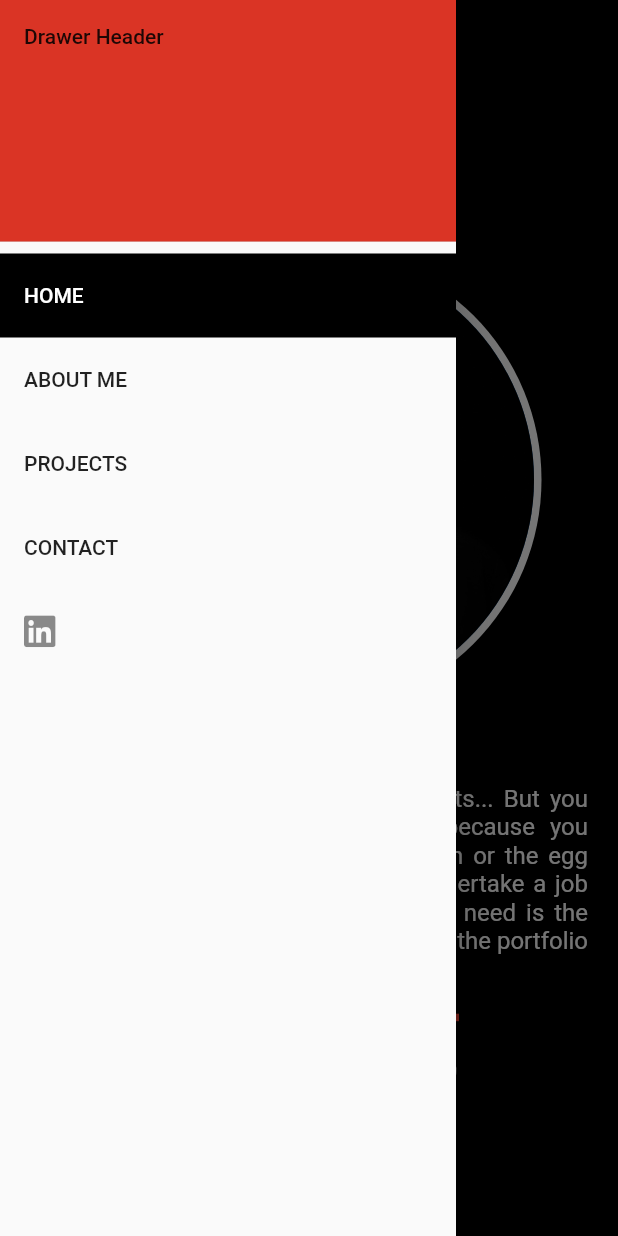
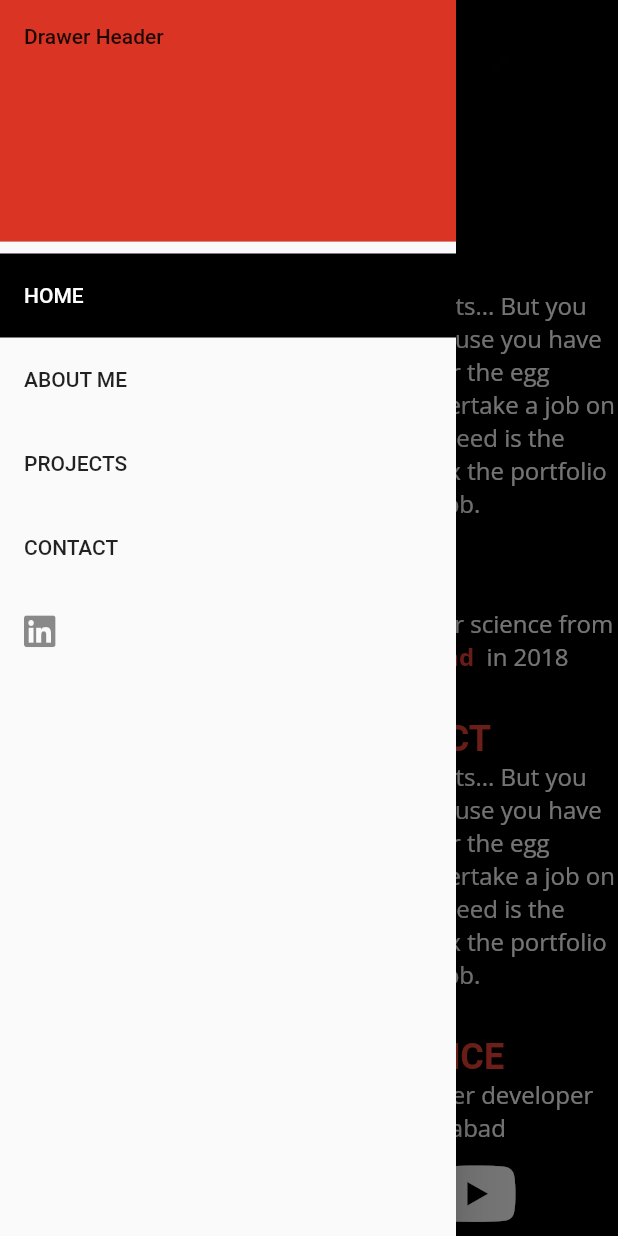
Before and after one commit to farmanullahQAU/my-portfolio, a Flutter app: the About screen opened by its route, after a tap on the "menu" icon, on a phone screen of 412 x 824 dp. Run offline on Flutter 3.47's test engine with Material 2 defaults, Android fonts, the phone set to English and light mode, and no system bars; our stand-ins replace carousel_slider, cloud_firestore, firebase_core, flutter_staggered_animations, font_awesome_flutter, get and 3 more; accounts and stored records are empty; statements that could not run were skipped.

Commit message:
skills added

```diff
--- a/lib/app_theme.dart
+++ b/lib/app_theme.dart
@@ -9,7 +9,10 @@ class AppTheme {
   static final blueTheme = ThemeData(
 textTheme: GoogleFonts.openSansTextTheme(
 
-  TextTheme(headline4: TextStyle(color: Colors.white))
+  TextTheme(
+
+    subtitle1: TextStyle(color: Colors.white),
+    headline4: TextStyle(color: Colors.white))
 ),
 // textTheme: GoogleFonts.montserratTextTheme(
 
--- a/lib/components/navigationbar.dart
+++ b/lib/components/navigationbar.dart
@@ -13,9 +13,23 @@ class Header extends GetView<HomeController> {
 
   @override
   Widget build(BuildContext context) {
-    return    ResponsiveWidget(
+    return
+    AnimatedSwitcher(
+
+duration: Duration(milliseconds: 400),
+
+                                     transitionBuilder: (child,animation)=>ScaleTransition(
+
+                                       alignment: Alignment.topLeft,
+                                       scale: animation,child: child,),
+
+      child: ResponsiveWidget.isSmallScreen(context)?
+
+        Container(
+
+          key: Key("drawer "),
     //for mobile show menu button
-      smallScreen: Padding(
+        child:Padding(
           padding: const EdgeInsets.symmetric(horizontal: 10,vertical: 10),
           child: Align(
             alignment: Alignment.topLeft,
@@ -41,7 +55,10 @@ class Header extends GetView<HomeController> {
         ),
 
           //for large screen show row
-      largeScreen: Container(
+
+      ):
+       Container(
+         key: Key("navigation bar"),
           margin: EdgeInsets.only(top: 40),
     //width fo nav bar
           height: 60,
--- a/lib/constants/text_const.dart
+++ b/lib/constants/text_const.dart
@@ -1,9 +1,22 @@
 const String myName="FARMAN ULLAH";
 
 const String aboutMe="about me";
+const String fyp="final year project";
+const String fypName="expense manager";
+const String fypDescription="fyp description";
+const String experienceTitle="industry experience";
+const String companyName="Esols Technologies";
+
+const String experienceDetails="I have 1 year experience of senier flutter developer at";
+
+
 
 const String hireMe="hire me";
 const String education="education";
+const String degree ="Computer science ";
+const String university ="Quaid-i- Azam university islamabad ";
+
+const String eductionDetails="I have completed my degree in computer science ";
 
 const String designation="flutter developer";
 const String homeDesctiption="I am a senior flutter developer with 1+ year of experience. I build top quality apps for android,Ios and web using google's flutter";
--- a/lib/views/about/about_controller.dart
+++ b/lib/views/about/about_controller.dart
@@ -3,11 +3,27 @@ import 'package:get/get.dart';
 
 class AboutViewController extends GetxController with GetTickerProviderStateMixin{
 
-
+  final scrollController=ScrollController();
+late RxBool isScrollDown;
 
 @override
   void onInit() {
     initAboutViewAnimationController();
+isScrollDown=false.obs;
+    scrollController.addListener(() {
+
+      isScrollDown.value=false;
+
+if(scrollController.offset>60)
+{//when scroll down more than 60px the set this value true to show colored appbar
+
+
+isScrollDown.value=true;
+
+}
+
+
+    });
     super.onInit();
   }
 
--- a/lib/views/about/about_view.dart
+++ b/lib/views/about/about_view.dart
@@ -1,3 +1,5 @@
+// ignore_for_file: avoid_unnecessary_containers
+
 import 'package:farmanullah_portfolio/components/app_drawer.dart';
 import 'package:farmanullah_portfolio/components/navigationbar.dart';
 import 'package:farmanullah_portfolio/constants/constants.dart';
@@ -11,6 +13,7 @@ import 'package:get/get.dart';
 import '../../constants/text_const.dart';
 import '../../menue_controller.dart';
 import '../../responsive/responsive_wrapper.dart';
+import '../skills/skills_view.dart';
 
 class About extends GetView<AboutViewController> {
   const About({Key? key}) : super(key: key);
@@ -29,7 +32,11 @@ class About extends GetView<AboutViewController> {
         drawer: AppDrawer(),
         key: Get.find<MenuController>().aboutScaffoldKey,
         backgroundColor: Colors.black,
-        body: Stack(
+        body: Container(
+          decoration: BoxDecoration(
+              image: DecorationImage(
+                  fit: BoxFit.cover, image: AssetImage('assets/pic2.jpg'))),
+          child: Stack(
             alignment: Alignment.topLeft,
             children: [
               /*
@@ -42,100 +49,163 @@ class About extends GetView<AboutViewController> {
               */
 
               SingleChildScrollView(
+                controller: controller.scrollController,
                 child: Padding(
-                padding:  EdgeInsets.only(top: height*0.2),
+                  padding: EdgeInsets.only(top: height * 0.2),
                   child: Column(
                     mainAxisAlignment: MainAxisAlignment.center,
                     children: [
-                    _addAboutContents(screenWidth, context),
-                            SizedBox(height: 150,),
+                      Container(
+                          color: Colors.black.withOpacity(0.5),
+                          child: _addAboutContents(screenWidth, context)),
+                      SizeTransition(
+                        sizeFactor: controller.aboutAnimation,
+                        axis: Axis.horizontal,
+                        axisAlignment: -1.0,
+                        child: Container(
+                        child: SkillsView(),
+                          width: screenWidth,
+                          color: Colors.red,
+                        ),
+                      ),
 
-
-                            _addEducationContents(context,screenWidth),
-
-
-
-
+                      Container(height: 500,width: screenWidth,color:Colors.white,)
                     ],
                   ),
                 ),
               ),
 
               //shows drawer for mobile and menu row for tablet and desktop
-            Header(
-              onTap: () {
-                //open and close drawer for mobile view
-                Get.find<MenuController>().controlAboutMenu();
-              },
+              addHeader(context)
+            ],
           ),
-          ],
         ),
       ),
     );
   }
 
   SizeTransition _addAboutContents(double screenWidth, BuildContext context) {
+    var sizedBoxColumn = SizedBox(
+      height: 10,
+    );
+    var sizedBoxColumn2 = SizedBox(
+      height: 30,
+    );
+    final educationDetails = RichText(
+    textAlign: !ResponsiveWidget.isSmallScreen(context)?TextAlign.justify:TextAlign.center,
+
+      text: TextSpan(
+        text: eductionDetails,
+        style: TextStyles.subtitle1?.copyWith(color: Colors.white),
+        children: <TextSpan>[
+          TextSpan(
+              text: "from ",
+              style: TextStyles.subtitle1?.copyWith(color: Colors.white)),
+          TextSpan(
+              text: university,
+              style: TextStyles.subtitle1
+                  ?.copyWith(color: Colors.red, fontWeight: FontWeight.bold)),
+          TextSpan(
+              text: " in 2018",
+              style: TextStyles.subtitle1?.copyWith(color: Colors.white)),
+        ],
+      ),
+    );
+  final detailsExperience = RichText(
+
+    textAlign: !ResponsiveWidget.isSmallScreen(context)?TextAlign.justify:TextAlign.center,
+      text: TextSpan(
+        text: experienceDetails,
+        style: TextStyles.subtitle1,
+        children: <TextSpan>[
+          TextSpan(
+              text: "at ",
+              style: TextStyles.subtitle1?.copyWith(color: Colors.white)),
+          TextSpan(
+              text: companyName,
+              style: TextStyles.subtitle1
+                  ?.copyWith(color: Colors.red, fontWeight: FontWeight.bold)),
+          TextSpan(
+              text: " Islamabad",
+              style: TextStyles.subtitle1?.copyWith(color: Colors.white)),
+        ],
+      ),
+    );
+ var titleExperience =
+        Text(experienceTitle.toUpperCase(), style: TextStyles.headingTextStyle);
+
+
+    var educationTitle =
+        Text(education.toUpperCase(), style: TextStyles.headingTextStyle);
     var title = Text(aboutMe.toUpperCase(), style: TextStyles.headingTextStyle);
+
+
+    var fyptitle = Text(fyp.toUpperCase(), style: TextStyles.headingTextStyle);
+
     var description = Text(
       aboutDescription,
-      textAlign: TextAlign.justify,
-      style: TextStyles.subtitle1?.copyWith(color: Colors.white),
+      textAlign:
+
+     !ResponsiveWidget.isSmallScreen(context)?
+
+
+      TextAlign.justify:TextAlign.center,
+      style: TextStyles.subtitle1,
     );
+    var fypTitle = Text(fyp.toUpperCase(), style: TextStyles.headingTextStyle);
+    var nameFyp =
+        Text(fypName.toUpperCase(), style: TextStyles.headingTextStyle);
+
     return SizeTransition(
       sizeFactor: controller.aboutAnimation,
       axis: Axis.horizontal,
-      axisAlignment: 0.0,
+      axisAlignment: -1.0,
       child: ResponsiveWidget(
         largeScreen: Container(
-          color: Colors.black,
           child: Container(
-            decoration: BoxDecoration(
-                borderRadius: BorderRadius.only(
-                    topLeft: Radius.circular(500),
-                    bottomLeft: Radius.circular(500))),
+            decoration: BoxDecoration(),
             margin: EdgeInsets.only(
                 left: screenWidth * 0.1, top: 0, bottom: 0, right: 0),
             child: Row(
               mainAxisAlignment: MainAxisAlignment.start,
-              crossAxisAlignment: CrossAxisAlignment.center,
+              crossAxisAlignment: CrossAxisAlignment.start,
               children: [
+                // Flexible(
+                //   flex: 1,
+                //   child: AnimatedSize(
+                //       curve: Curves.easeIn,
+                //       duration: const Duration(seconds: 1),
+                //       child: _addImageAvatar(context,screenWidth)),
+                // ),
+
                 Flexible(
-                  flex: 1,
-                  child: AnimatedSize(
-                      curve: Curves.easeIn,
-                      duration: const Duration(seconds: 1),
-                      child: _addImageAvatar(context)),
-                ),
-                const SizedBox(
-                  width: 20,
-                ),
-                Flexible(
-                  flex: 1,
+                  flex: 3,
+                  child: Container(
+                    margin: EdgeInsets.symmetric(horizontal: 20),
                     child: Column(
                       mainAxisAlignment: MainAxisAlignment.center,
                       crossAxisAlignment: CrossAxisAlignment.start,
                       children: [
                         title,
-                      SizedBox(
-                        height: 10,
-                      ),
                         description,
-
-                      const SizedBox(
-                        height: 30,
-                      ),
-                      Container(
-                        width: 200,
-                        height: 5,
-                        color: Colors.red,
-                      ),
-                      SizedBox(
-                        height: 10,
-                      ),
+                        sizedBoxColumn2,
+                        educationTitle,
+                        educationDetails,
+                        sizedBoxColumn2,
+                        fypTitle,
+                        description,
+                        sizedBoxColumn2,
+                        titleExperience,
+                        detailsExperience,
                         _addSocilaIcon(50),
                       ],
                     ),
                   ),
+                ),
+
+                Spacer(
+                  flex: 1,
+                )
               ],
             ),
           ),
@@ -145,8 +215,6 @@ class About extends GetView<AboutViewController> {
         smallScreen: Container(
           decoration: const BoxDecoration(
             color: Colors.black,
-
-
           ),
           child: Column(
             mainAxisAlignment: MainAxisAlignment.center,
@@ -155,40 +223,27 @@ class About extends GetView<AboutViewController> {
                 child: Column(
                   mainAxisAlignment: MainAxisAlignment.center,
                   children: [
-                    AnimatedSize(
-                        curve: Curves.easeIn,
-                        duration: const Duration(seconds: 1),
-                        child: _addImageAvatar(context)),
-                    Padding(
-                      padding: const EdgeInsets.symmetric(horizontal: 20),
-                      child: Column(
+                    // AnimatedSize(
+                    //     curve: Curves.easeIn,
+                    //     duration: const Duration(seconds: 1),
+                    //     child: _addImageAvatar(context, screenWidth)),
+                    Column(
                       mainAxisAlignment: MainAxisAlignment.center,
                       crossAxisAlignment: CrossAxisAlignment.center,
                       children: [
-                          SizedBox(
-                            height: 10,
-                          ),
-
                         title,
-                          SizedBox(
-                            height: 10,
-                          ),
-                          //add description text
                         description,
-
-                          SizedBox(
-                            height: 20,
-                          ),
-                             Container(
-                        width: 200,
-                        height: 5,
-                        color: Colors.red,
-                      ),
-
-SizedBox(height: 10,),
-                          _addSocilaIcon(30),
+                        sizedBoxColumn2,
+                        educationTitle,
+                        educationDetails,
+                        sizedBoxColumn2,
+                        fypTitle,
+                        description,
+                        sizedBoxColumn2,
+                        titleExperience,
+                        detailsExperience,
+                        _addSocilaIcon(50),
                       ],
-                      ),
                     ),
                   ],
                 ),
@@ -200,18 +255,29 @@ SizedBox(height: 10,),
     );
   }
 
-  Widget _addImageAvatar(BuildContext context) {
-    return CircleAvatar(
-      backgroundColor: Colors.white,
-      radius: ResponsiveWidget.isSmallScreen(context) ? 155 : 205,
-      child: CircleAvatar(
-        radius: ResponsiveWidget.isSmallScreen(context) ? 150 : 200,
-        backgroundImage: Image.asset(
-          "assets/pic.jpeg",
-          fit: BoxFit.cover,
-        ).image,
+  Widget _addImageAvatar(BuildContext context, double screenWidth,
+      [String? imagePath]) {
+    return Container(
+      height: 400,
+      decoration: BoxDecoration(
+        image: DecorationImage(
+            fit: BoxFit.cover, image: AssetImage('assets/pic.jpeg')),
+        border: Border.all(color: Colors.white),
       ),
     );
+
+    // CircleAvatar(
+    //   backgroundColor: Colors.white,
+    //   radius: ResponsiveWidget.isSmallScreen(context) ? 155 : 205,
+    //   child: CircleAvatar(
+    //     radius: ResponsiveWidget.isSmallScreen(context) ? 150 : 200,
+    //     backgroundImage: Image.asset(
+    //       imagePath??
+    //       "assets/pic.jpeg",
+    //       fit: BoxFit.cover,
+    //     ).image,
+    //   ),
+    // );
   }
 
   Widget _addSocilaIcon(double iconSize) {
@@ -259,64 +325,62 @@ SizedBox(height: 10,),
     );
   }
 
-  _addEducationContents(BuildContext context,double screenWidth) {
-    var title = Text(education.toUpperCase(), style: TextStyles.headingTextStyle);
+//   _addEducationContents(BuildContext context,double screenWidth) {
 
- final educationDescription = Text(
-      aboutDescription,
-      textAlign: TextAlign.justify,
-      style: TextStyles.subtitle1?.copyWith(color: Colors.white),
+// final educationDetails=RichText(
+//   text: TextSpan(
+//     text: eductionDetails,
+//      style: TextStyles.subtitle1?.copyWith(color: Colors.white),
+//     children:  <TextSpan>[
+//       TextSpan(text: "from ", style: TextStyles.subtitle1?.copyWith(color: Colors.white)),
+
+//       TextSpan(text: university, style: TextStyles.subtitle1?.copyWith(color: Colors.red,fontWeight: FontWeight.bold)),
+//       TextSpan(text: " in 2018", style: TextStyles.subtitle1?.copyWith(color: Colors.white)),
+
+//     ],
+//   ),
+// );
+
+//     var title = Text(education.toUpperCase(), style: TextStyles.headingTextStyle);
+
+// return Container(
+//   child: Column(
+//     crossAxisAlignment: CrossAxisAlignment.start,
+//     children: [
+// title,
+
+//       educationDetails,
+//     ],
+//   ));
+
+//   }
+  Obx addHeader(BuildContext context) {
+    return Obx(
+      () => AnimatedSwitcher(
+        transitionBuilder: (child, animation) => SizeTransition(
+          sizeFactor: animation,
+          child: child,
+        ),
+        duration: const Duration(milliseconds: 400),
+        child: controller.isScrollDown.isTrue &&
+                !ResponsiveWidget.isSmallScreen(context)
+            ? Container(
+                color: Colors.black,
+                key: Key("coloredAppBar"),
+                child: Header(
+                  onTap: () {
+                    //open and close drawer for mobile view
+                    Get.find<MenuController>().controlAboutMenu();
+                  },
+                ),
+              )
+            : Header(
+                key: Key("black"),
+                onTap: () {
+                  Get.find<MenuController>().controlAboutMenu();
+                },
+              ),
+      ),
     );
-
-return ResponsiveWidget(largeScreen: Padding(
-  padding:  EdgeInsets.only(left:screenWidth*0.1),
-  child:   Row(
-
-    crossAxisAlignment: CrossAxisAlignment.start,
-    children: [
-   Flexible(
-
-     flex: 1,
-     child: Opacity
-     (
-       opacity: 0.0,
-       child: _addImageAvatar(context)),
-   ),
-
-  Flexible(
-    flex: 1,
-    child: Container(
-      child: Column(
-        crossAxisAlignment: CrossAxisAlignment.start,
-        children: [
-  title,
-
-          educationDescription,
-        ],
-      ))),
-
-
-
-  ],),
-),
-
-smallScreen: Container(
-
-  margin: EdgeInsets.symmetric(horizontal: 20),
-  child:   Column(
-
-    children: [
-  title,
-SizedBox(height: 20,),
-  educationDescription,
-
-
-
-
-  ],),
-),
-
-);
-
   }
 }
--- a/lib/views/projects/projects_view.dart
+++ b/lib/views/projects/projects_view.dart
@@ -1,10 +1,8 @@
-import 'package:farmanullah_portfolio/components/material_button.dart';
 import 'package:farmanullah_portfolio/responsive/responsive_wrapper.dart';
 import 'package:farmanullah_portfolio/textstyles.dart';
 import 'package:farmanullah_portfolio/views/projects/projects_controller.dart';
 import 'package:flutter/material.dart';
 import 'package:flutter_staggered_animations/flutter_staggered_animations.dart';
-import 'package:font_awesome_flutter/font_awesome_flutter.dart';
 import 'package:get/get.dart';
 
 import '../../components/app_drawer.dart';
@@ -77,7 +75,15 @@ class ProjectView extends GetView<ProjectsViewController> {
             ),
           ),
      //shows drawer for mobile and menu row for tablet and desktop
-          Obx(()=>
+          addHeader(context),
+
+        ],
+      ),
+    );
+  }
+
+  Widget addHeader(BuildContext context) {
+    return Obx(()=>
           AnimatedSwitcher(
                                      transitionBuilder: (child,animation)=>SizeTransition(sizeFactor: animation,child: child,),
 
@@ -104,10 +110,6 @@ class ProjectView extends GetView<ProjectsViewController> {
 
 
               },),
-            ),
-          ),
-
-        ],
           ),
         );
   }
--- a/lib/views/skills/skills_controller.dart
+++ b/lib/views/skills/skills_controller.dart
@@ -25,9 +25,18 @@ List<Skill> get skills=>_skills;
   void intiSkills() {
 
 _skills=[
-Skill(skillName: "Flutter", description: "Flutter is SDK for cross plateform app development"),
-Skill(skillName: "GetX", description: "GetX is development"),
-Skill(skillName: "Firebase", description: "Firebase is  is a....."),
+Skill(
+
+
+  skillName: "Flutter", description: "Flutter is SDK for cross plateform app development"),
+Skill(
+
+  iconUrl: 'assets/getx_logo.png',
+  skillName: "GetX", description: "GetX is development"),
+Skill(
+
+  iconUrl: 'assets/firebase_logo.png',
+  skillName: "Firebase", description: "Firebase is  is a....."),
 Skill(skillName: "Firebase", description: "Firebase is  is a....."),
 Skill(skillName: "Firebase", description: "Firebase is  is a....."),
 Skill(skillName: "Firebase", description: "Firebase is  is a.....")
--- a/lib/views/skills/skills_view.dart
+++ b/lib/views/skills/skills_view.dart
@@ -1,4 +1,6 @@
 
+import 'package:farmanullah_portfolio/models/skill_model.dart';
+import 'package:farmanullah_portfolio/responsive/responsive_wrapper.dart';
 import 'package:farmanullah_portfolio/views/skills/skills_controller.dart';
 import 'package:flutter/material.dart';
 import 'package:get/get.dart';
@@ -14,29 +16,44 @@ class SkillsView extends GetView<SkillViewController> {
 
   @override
   Widget build(BuildContext context) {
+    final screenWidth=context.width;
 
-    return CarouselSlider(
-  options: CarouselOptions(
-    enableInfiniteScroll: false,
-    pauseAutoPlayOnManualNavigate: true,
-    height: 400.0,autoPlay: true,pageSnapping: false,disableCenter: true,viewportFraction: 1.0),
-  items:controller.skills.map((i) {
-    return Builder(
-      builder: (BuildContext context) {
-        return Container(
-          width: MediaQuery.of(context).size.width,
-          margin: EdgeInsets.symmetric(horizontal: 5.0),
-          decoration: BoxDecoration(
-            color: Colors.amber
-          ),
-          child: Text(i.skillName, style: TextStyle(fontSize: 16.0),)
-        );
-      },
-    );
-  }).toList(),
-);
+    return ResponsiveWidget(largeScreen: _addSkillsGridView(screenWidth,10,10,3));
 
   }
 
+  GridView _addSkillsGridView(double screenWidth,double mainAxisSpacing,double crossAxisSpacing,int crossAxisCount) {
+    return GridView(
+      padding: EdgeInsets.only(left: screenWidth*0.1,right: screenWidth*0.1),
+      physics:NeverScrollableScrollPhysics(),
+      shrinkWrap: true,
+      children: controller.skills.map((_addSkillCard)).toList(),
 
+      gridDelegate:  SliverGridDelegateWithFixedCrossAxisCount(
+          mainAxisSpacing: mainAxisSpacing,
+
+          crossAxisSpacing: crossAxisSpacing,
+          crossAxisCount: crossAxisCount));
+  }
+
+Widget _addSkillCard(Skill skill){
+
+return Container(
+  color: Colors.white,
+
+  child: Column(
+  crossAxisAlignment: CrossAxisAlignment.center,
+  children: [
+  CircleAvatar(
+
+    radius: 60,
+    backgroundImage:
+
+  skill.iconUrl!=null?
+
+  AssetImage(skill.iconUrl!):null),
+        Text(skill.skillName),
+  ],
+),);
 }
+}
```
Lines whose indentation alone changed are shown as unchanged.
